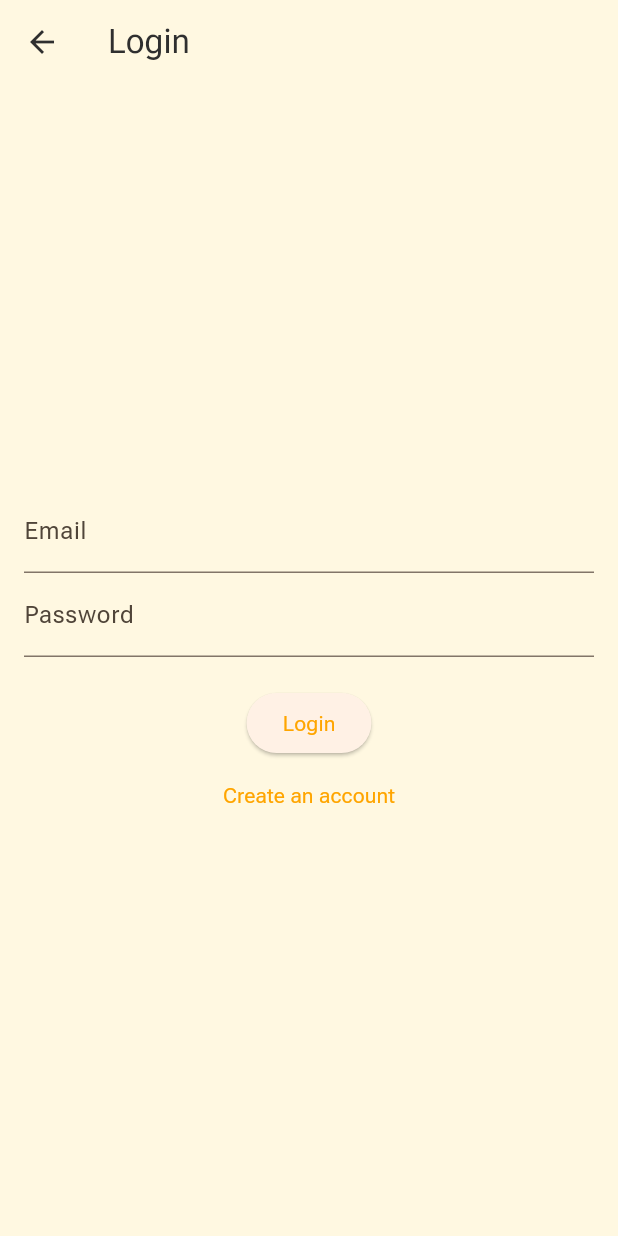
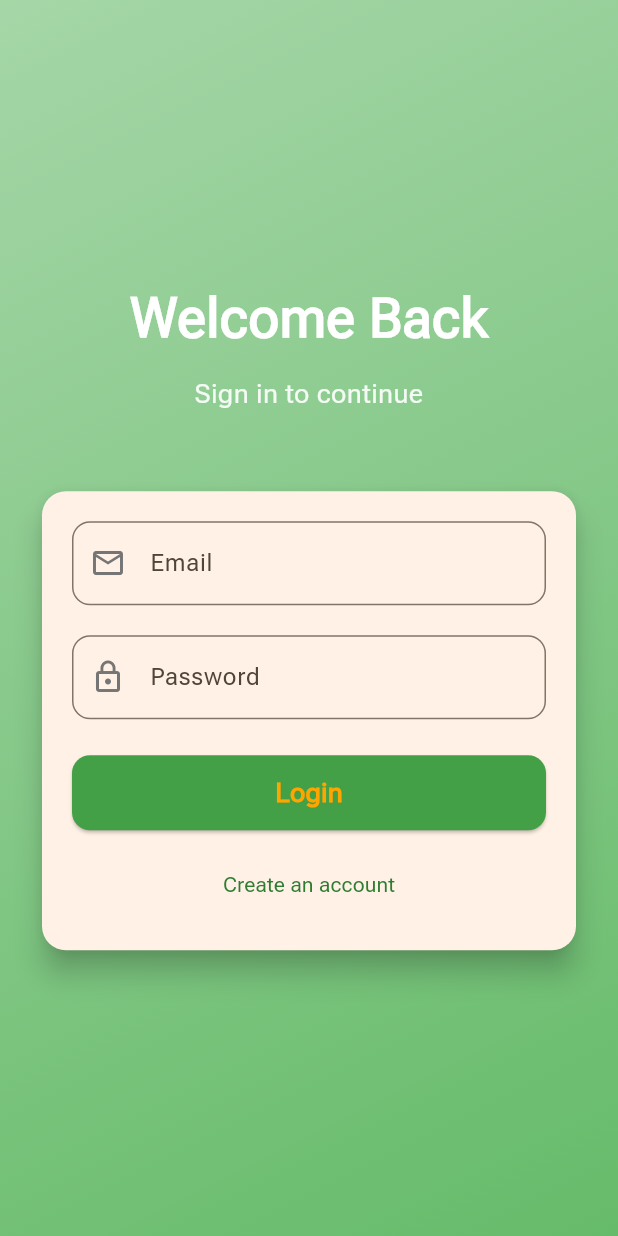
Before and after one commit to Neo-Studios/minimal-apps-minimal-chef, a Flutter app: the screen it shows after launch, after a tap on "Sign in with Email", on a phone screen of 412 x 824 dp. Run offline on Flutter 3.47's test engine with Material 3 defaults, Android fonts, the phone set to English and light mode, and no system bars; our stand-ins replace cloud_firestore, firebase_auth, firebase_core, firebase_storage, font_awesome_flutter, google_sign_in and 2 more; accounts and stored records are empty; generated files the repository leaves out were written again.

Commit message:
Revamping Login screen

```diff
--- a/lib/features/auth/screens/email_password_login_screen.dart
+++ b/lib/features/auth/screens/email_password_login_screen.dart
@@ -6,10 +6,12 @@ class EmailPasswordLoginScreen extends StatefulWidget {
   const EmailPasswordLoginScreen({super.key});
 
   @override
-  State<EmailPasswordLoginScreen> createState() => _EmailPasswordLoginScreenState();
+  State<EmailPasswordLoginScreen> createState() =>
+      _EmailPasswordLoginScreenState();
 }
 
-class _EmailPasswordLoginScreenState extends State<EmailPasswordLoginScreen> {
+class _EmailPasswordLoginScreenState
+    extends State<EmailPasswordLoginScreen> {
   final _formKey = GlobalKey<FormState>();
   final _emailController = TextEditingController();
   final _passwordController = TextEditingController();
@@ -41,12 +43,15 @@ class _EmailPasswordLoginScreenState extends State<EmailPasswordLoginScreen> {
             _passwordController.text,
           );
         }
+        if (mounted) {
+          Navigator.of(context).pop();
+        }
       } catch (e) {
-        if (!mounted) return;
         if (mounted) {
           ScaffoldMessenger.of(context).showSnackBar(
             SnackBar(
               content: Text(e.toString()),
+              backgroundColor: Colors.redAccent,
             ),
           );
         }
@@ -63,49 +68,101 @@ class _EmailPasswordLoginScreenState extends State<EmailPasswordLoginScreen> {
   @override
   Widget build(BuildContext context) {
     return Scaffold(
-      appBar: AppBar(
-        title: Text(_isLogin ? 'Login' : 'Sign Up'),
+      body: Container(
+        decoration: BoxDecoration(
+          gradient: LinearGradient(
+            begin: Alignment.topLeft,
+            end: Alignment.bottomRight,
+            colors: [
+              Colors.green.shade200,
+              Colors.green.shade400,
+            ],
           ),
-      body: Center(
+        ),
+        child: Center(
+          child: SingleChildScrollView(
+            padding: const EdgeInsets.all(24.0),
+            child: Column(
+              mainAxisAlignment: MainAxisAlignment.center,
+              children: [
+                Text(
+                  _isLogin ? 'Welcome Back' : 'Create Account',
+                  textAlign: TextAlign.center,
+                  style: const TextStyle(
+                    fontSize: 36,
+                    fontWeight: FontWeight.bold,
+                    color: Colors.white,
+                  ),
+                ),
+                const SizedBox(height: 12),
+                Text(
+                  _isLogin
+                      ? 'Sign in to continue'
+                      : 'Create a new account to get started',
+                  textAlign: TextAlign.center,
+                  style: TextStyle(
+                    fontSize: 18,
+                    color: Colors.white.withValues(alpha: 0.9),
+                  ),
+                ),
+                const SizedBox(height: 48),
+                Card(
+                  elevation: 8,
+                  shape: RoundedRectangleBorder(
+                    borderRadius: BorderRadius.circular(16),
+                  ),
                   child: Padding(
-          padding: const EdgeInsets.all(16.0),
+                    padding: const EdgeInsets.all(20.0),
                     child: Form(
                       key: _formKey,
                       child: Column(
-              mainAxisAlignment: MainAxisAlignment.center,
+                        mainAxisSize: MainAxisSize.min,
                         children: [
-                TextFormField(
+                          _buildTextFormField(
                             controller: _emailController,
-                  decoration: const InputDecoration(labelText: 'Email'),
-                  validator: (value) {
-                    if (value == null || value.isEmpty) {
-                      return 'Please enter your email';
-                    }
-                    return null;
-                  },
-                ),
-                TextFormField(
-                  controller: _passwordController,
-                  decoration: const InputDecoration(labelText: 'Password'),
-                  obscureText: true,
-                  validator: (value) {
-                    if (value == null || value.isEmpty) {
-                      return 'Please enter your password';
-                    }
-                    return null;
-                  },
+                            labelText: 'Email',
+                            icon: Icons.email_outlined,
                           ),
                           const SizedBox(height: 20),
+                          _buildTextFormField(
+                            controller: _passwordController,
+                            labelText: 'Password',
+                            icon: Icons.lock_outline,
+                            obscureText: true,
+                          ),
+                          const SizedBox(height: 24),
                           if (_isLoading)
                             const CircularProgressIndicator()
                           else
                             ElevatedButton(
                               onPressed: _submit,
-                    child: Text(_isLogin ? 'Login' : 'Sign Up'),
+                              style: ElevatedButton.styleFrom(
+                                minimumSize: const Size(double.infinity, 50),
+                                backgroundColor: Colors.green.shade600,
+                                shape: RoundedRectangleBorder(
+                                  borderRadius: BorderRadius.circular(12),
                                 ),
+                              ),
+                              child: Text(
+                                _isLogin ? 'Login' : 'Sign Up',
+                                style: const TextStyle(
+                                    fontSize: 18, fontWeight: FontWeight.bold),
+                              ),
+                            ),
+                          const SizedBox(height: 12),
                           TextButton(
                             onPressed: _switchAuthMode,
-                  child: Text(_isLogin ? 'Create an account' : 'I already have an account'),
+                            child: Text(
+                              _isLogin
+                                  ? 'Create an account'
+                                  : 'I already have an account',
+                              style: TextStyle(color: Colors.green.shade800),
+                            ),
+                          ),
+                        ],
+                      ),
+                    ),
+                  ),
                 ),
               ],
             ),
@@ -114,4 +171,36 @@ class _EmailPasswordLoginScreenState extends State<EmailPasswordLoginScreen> {
       ),
     );
   }
+
+  Widget _buildTextFormField({
+    required TextEditingController controller,
+    required String labelText,
+    required IconData icon,
+    bool obscureText = false,
+  }) {
+    return TextFormField(
+      controller: controller,
+      decoration: InputDecoration(
+        labelText: labelText,
+        prefixIcon: Icon(icon, color: Colors.grey.shade600),
+        border: OutlineInputBorder(
+          borderRadius: BorderRadius.circular(12),
+        ),
+        focusedBorder: OutlineInputBorder(
+          borderRadius: BorderRadius.circular(12),
+          borderSide: BorderSide(
+            color: Colors.green.shade600,
+            width: 2,
+          ),
+        ),
+      ),
+      obscureText: obscureText,
+      validator: (value) {
+        if (value == null || value.isEmpty) {
+          return 'Please enter your $labelText';
         }
+        return null;
+      },
+    );
+  }
+}
--- a/lib/features/auth/screens/sign_in_screen.dart
+++ b/lib/features/auth/screens/sign_in_screen.dart
@@ -1,84 +1,124 @@
 import 'package:flutter/material.dart';
+import 'package:font_awesome_flutter/font_awesome_flutter.dart';
 import 'package:minimal_chef/features/auth/screens/email_password_login_screen.dart';
 import 'package:minimal_chef/features/auth/services/auth_service.dart';
 
-class SignInScreen extends StatefulWidget {
+class SignInScreen extends StatelessWidget {
   const SignInScreen({super.key});
-
-  @override
-  State<SignInScreen> createState() => _SignInScreenState();
-}
-
-class _SignInScreenState extends State<SignInScreen> with SingleTickerProviderStateMixin {
-  late AnimationController _controller;
-  late Animation<double> _scaleAnimation;
-
-  @override
-  void initState() {
-    super.initState();
-    _controller = AnimationController(
-      duration: const Duration(milliseconds: 150),
-      vsync: this,
-    );
-    _scaleAnimation = Tween<double>(begin: 1.0, end: 0.95).animate(
-      CurvedAnimation(parent: _controller, curve: Curves.easeInOut),
-    );
-  }
-
-  @override
-  void dispose() {
-    _controller.dispose();
-    super.dispose();
-  }
 
   @override
   Widget build(BuildContext context) {
     return Scaffold(
-      body: Center(
+      body: Container(
+        decoration: BoxDecoration(
+          gradient: LinearGradient(
+            begin: Alignment.topLeft,
+            end: Alignment.bottomRight,
+            colors: [
+              Colors.green.shade200,
+              Colors.green.shade400,
+            ],
+          ),
+        ),
+        child: Center(
+          child: Padding(
+            padding: const EdgeInsets.all(24.0),
             child: Column(
               mainAxisAlignment: MainAxisAlignment.center,
               children: [
-            const Text(
+                const Spacer(flex: 2),
+                Text(
                   'Minimal Chef',
-              style: TextStyle(fontSize: 36, fontWeight: FontWeight.bold),
+                  textAlign: TextAlign.center,
+                  style: TextStyle(
+                    fontSize: 48,
+                    fontWeight: FontWeight.bold,
+                    color: Colors.white,
+                    shadows: [
+                      Shadow(
+                        blurRadius: 15.0,
+                        color: Colors.black.withValues(alpha: 0.2),
+                        offset: const Offset(4.0, 4.0),
                       ),
-            const SizedBox(height: 40),
-            ScaleTransition(
-              scale: _scaleAnimation,
-              child: ElevatedButton(
-                onPressed: () {
-                  _controller.forward().then((_) => _controller.reverse());
+                    ],
+                  ),
+                ),
+                const SizedBox(height: 16),
+                Text(
+                  'Simple, Delicious, Minimalist.',
+                  textAlign: TextAlign.center,
+                  style: TextStyle(
+                    fontSize: 18,
+                    color: Colors.white.withValues(alpha: 0.9),
+                  ),
+                ),
+                const Spacer(flex: 3),
+                _buildSignInButton(
+                  context,
+                  icon: FontAwesomeIcons.google,
+                  iconColor: Colors.redAccent,
+                  text: 'Sign in with Google',
+                  onTap: () {
                     AuthService().signInWithGoogle();
                   },
-                style: ElevatedButton.styleFrom(
-                  minimumSize: const Size(250, 60),
-                  shape: RoundedRectangleBorder(
-                    borderRadius: BorderRadius.circular(16),
-                  ),
-                ),
-                child: const Text(
-                  'Sign in with Google',
-                  style: TextStyle(fontSize: 18),
-                ),
-              ),
                 ),
                 const SizedBox(height: 20),
-            TextButton(
-              onPressed: () {
+                _buildSignInButton(
+                  context,
+                  icon: FontAwesomeIcons.solidEnvelope,
+                  iconColor: Colors.black87,
+                  text: 'Sign in with Email',
+                  onTap: () {
                     Navigator.of(context).push(
                       MaterialPageRoute(
                         builder: (context) => const EmailPasswordLoginScreen(),
                       ),
                     );
                   },
-              child: const Text(
-                'Sign in with Email',
-                style: TextStyle(fontSize: 18),
+                ),
+                const Spacer(flex: 2),
+              ],
+            ),
+          ),
+        ),
+      ),
+    );
+  }
+
+  Widget _buildSignInButton(
+    BuildContext context, {
+    required IconData icon,
+    required Color iconColor,
+    required String text,
+    required VoidCallback onTap,
+  }) {
+    return Material(
+      color: Colors.white,
+      borderRadius: BorderRadius.circular(16),
+      elevation: 8,
+      shadowColor: Colors.black.withValues(alpha: 0.2),
+      child: InkWell(
+        onTap: onTap,
+        borderRadius: BorderRadius.circular(16),
+        child: Container(
+          padding: const EdgeInsets.symmetric(vertical: 16),
+          child: Row(
+            mainAxisAlignment: MainAxisAlignment.center,
+            children: [
+              FaIcon(icon, color: iconColor),
+              const SizedBox(width: 12),
+              Text(
+                text,
+                style: const TextStyle(
+                  fontSize: 18,
+                  fontWeight: FontWeight.w600,
+                  color: Colors.black87,
                 ),
               ),
             ],
           ),
         ),
+      ),
     );
   }
 }
```
Also changed, not shown: pubspec.yaml (+3 -53 lines), pubspec.lock. Lines whose indentation alone changed are shown as unchanged.
